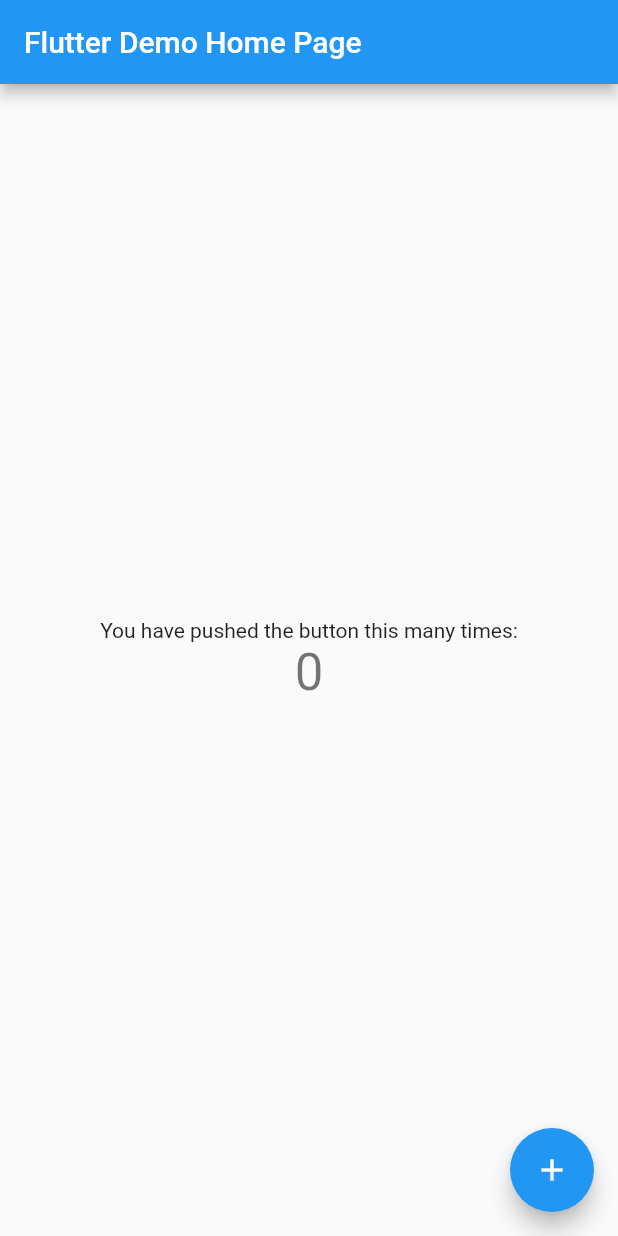
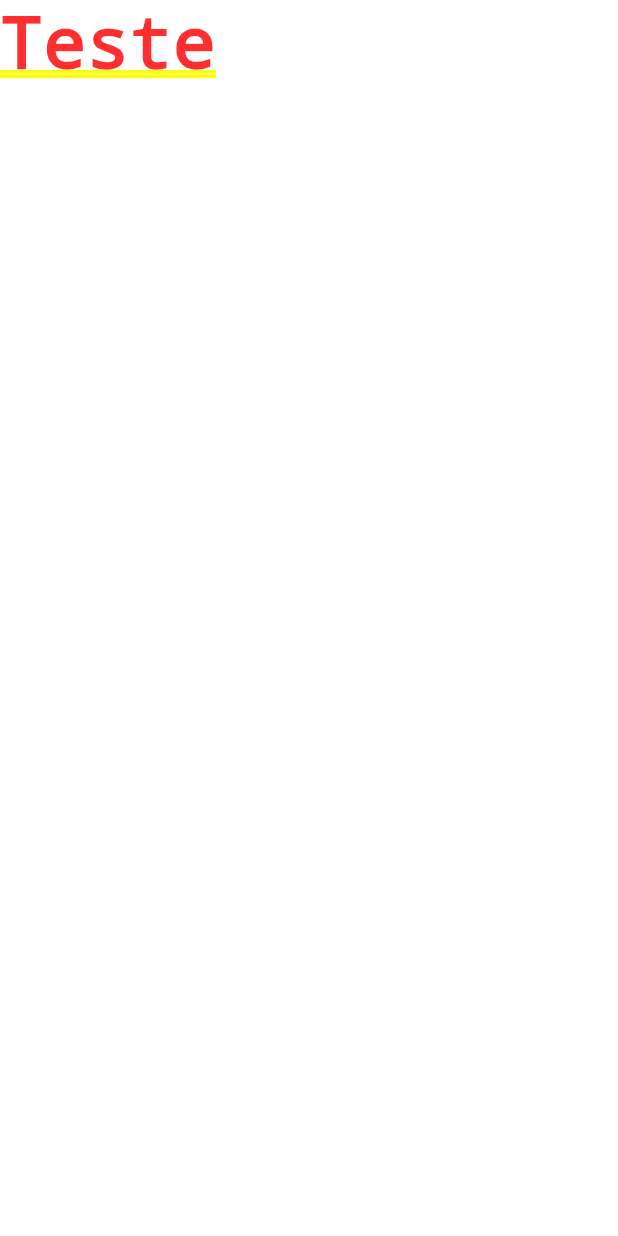
Before and after one commit to WillianFarias/primeiro_projeto_flutter, a Flutter app: the screen it shows after launch, on a phone screen of 412 x 824 dp. Run offline on Flutter 3.47's test engine with Material 2 defaults, Android fonts, the phone set to English and light mode, and no system bars.

Commit message:
primeiro teste

```diff
--- a/lib/main.dart
+++ b/lib/main.dart
@@ -1,115 +1,8 @@
 import 'package:flutter/material.dart';
+// import 'package:flutter/widgets.dart';
 
 void main() {
-  runApp(const MyApp());
+  runApp(MaterialApp(
+    home: Text("Teste"),
+  ));
 }
-
-class MyApp extends StatelessWidget {
-  const MyApp({Key? key}) : super(key: key);
-
-  // This widget is the root of your application.
-  @override
-  Widget build(BuildContext context) {
-    return MaterialApp(
-      title: 'Flutter Demo',
-      theme: ThemeData(
-        // This is the theme of your application.
-        //
-        // Try running your application with "flutter run". You'll see the
-        // application has a blue toolbar. Then, without quitting the app, try
-        // changing the primarySwatch below to Colors.green and then invoke
-        // "hot reload" (press "r" in the console where you ran "flutter run",
-        // or simply save your changes to "hot reload" in a Flutter IDE).
-        // Notice that the counter didn't reset back to zero; the application
-        // is not restarted.
-        primarySwatch: Colors.blue,
-      ),
-      home: const MyHomePage(title: 'Flutter Demo Home Page'),
-    );
-  }
-}
-
-class MyHomePage extends StatefulWidget {
-  const MyHomePage({Key? key, required this.title}) : super(key: key);
-
-  // This widget is the home page of your application. It is stateful, meaning
-  // that it has a State object (defined below) that contains fields that affect
-  // how it looks.
-
-  // This class is the configuration for the state. It holds the values (in this
-  // case the title) provided by the parent (in this case the App widget) and
-  // used by the build method of the State. Fields in a Widget subclass are
-  // always marked "final".
-
-  final String title;
-
-  @override
-  State<MyHomePage> createState() => _MyHomePageState();
-}
-
-class _MyHomePageState extends State<MyHomePage> {
-  int _counter = 0;
-
-  void _incrementCounter() {
-    setState(() {
-      // This call to setState tells the Flutter framework that something has
-      // changed in this State, which causes it to rerun the build method below
-      // so that the display can reflect the updated values. If we changed
-      // _counter without calling setState(), then the build method would not be
-      // called again, and so nothing would appear to happen.
-      _counter++;
-    });
-  }
-
-  @override
-  Widget build(BuildContext context) {
-    // This method is rerun every time setState is called, for instance as done
-    // by the _incrementCounter method above.
-    //
-    // The Flutter framework has been optimized to make rerunning build methods
-    // fast, so that you can just rebuild anything that needs updating rather
-    // than having to individually change instances of widgets.
-    return Scaffold(
-      appBar: AppBar(
-        // Here we take the value from the MyHomePage object that was created by
-        // the App.build method, and use it to set our appbar title.
-        title: Text(widget.title),
-      ),
-      body: Center(
-        // Center is a layout widget. It takes a single child and positions it
-        // in the middle of the parent.
-        child: Column(
-          // Column is also a layout widget. It takes a list of children and
-          // arranges them vertically. By default, it sizes itself to fit its
-          // children horizontally, and tries to be as tall as its parent.
-          //
-          // Invoke "debug painting" (press "p" in the console, choose the
-          // "Toggle Debug Paint" action from the Flutter Inspector in Android
-          // Studio, or the "Toggle Debug Paint" command in Visual Studio Code)
-          // to see the wireframe for each widget.
-          //
-          // Column has various properties to control how it sizes itself and
-          // how it positions its children. Here we use mainAxisAlignment to
-          // center the children vertically; the main axis here is the vertical
-          // axis because Columns are vertical (the cross axis would be
-          // horizontal).
-          mainAxisAlignment: MainAxisAlignment.center,
-          children: <Widget>[
-            const Text(
-              'You have pushed the button this many times:',
-            ),
-            Text(
-              '$_counter',
-              style: Theme.of(context).textTheme.headline4,
-            ),
-          ],
-        ),
-      ),
-      floatingActionButton: FloatingActionButton(
-        onPressed: _incrementCounter,
-        tooltip: 'Increment',
-        child: const Icon(Icons.add),
-      ), // This trailing comma makes auto-formatting nicer for build methods.
-    );
-  }
-}
```
Also changed, not shown: 1 other file.
